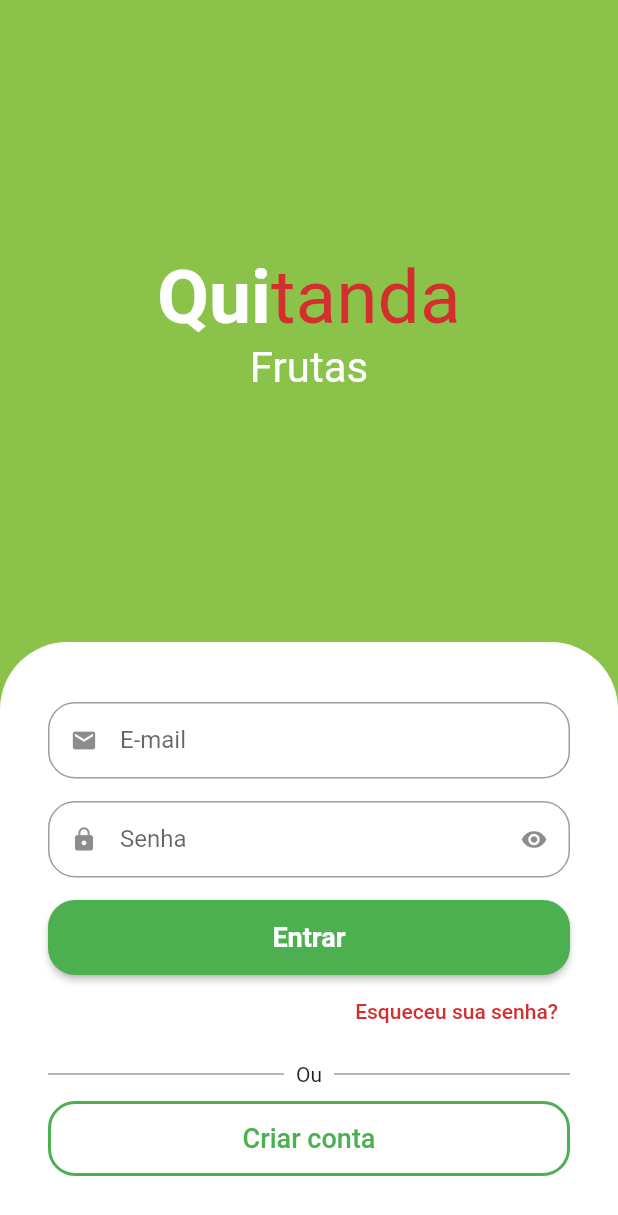
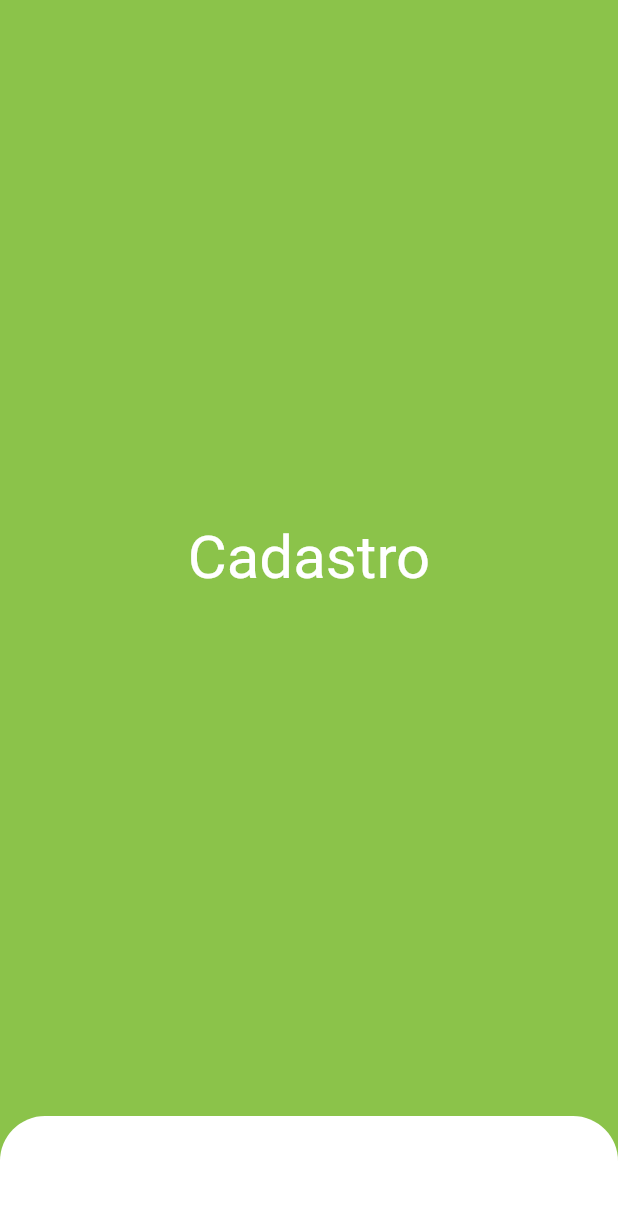
Before and after one commit to oliveiradg/Quitanda, a Flutter app: the screen it shows after launch, after a tap on "Criar conta", on a phone screen of 412 x 824 dp. Shown: the top 1215 px of the screen. Run offline on Flutter 3.47's test engine with Material 2 defaults, Android fonts, the phone set to English and light mode, and no system bars; drawn by our look-alikes of animated_text_kit.

Commit message:
feat: iniciando tela de cadastro

```diff
--- a/lib/src/auth/signin_screen.dart
+++ b/lib/src/auth/signin_screen.dart
@@ -1,6 +1,7 @@
 import 'package:animated_text_kit/animated_text_kit.dart';
 import 'package:flutter/material.dart';
 import 'package:quitanda/src/auth/components/custom_text_field.dart';
+import 'package:quitanda/src/auth/signup_screen.dart';
 import 'package:quitanda/src/config/custom_colors.dart';
 
 class SignInScreen extends StatelessWidget {
@@ -165,7 +166,13 @@ class SignInScreen extends StatelessWidget {
                           borderRadius: BorderRadius.circular(18),
                         ),
                       ),
-                      onPressed: () {},
+                      onPressed: () {
+                        Navigator.of(context).push(
+                          MaterialPageRoute(
+                            builder: (context) => SignUpScreen(),
+                          ),
+                        );
+                      },
                       child: const Text(
                         'Criar conta',
                         style: TextStyle(
--- /dev/null
+++ b/lib/src/auth/signup_screen.dart
@@ -0,0 +1,44 @@
+import 'package:flutter/material.dart';
+import 'package:quitanda/src/config/custom_colors.dart';
+
+class SignUpScreen extends StatelessWidget {
+  const SignUpScreen({Key? key}) : super(key: key);
+
+  @override
+  Widget build(BuildContext context) {
+    return Scaffold(
+      backgroundColor: CustomColors.customSwatchColor,
+      body: Column(
+        children: [
+          const Expanded(
+            child: Center(
+              child: Text(
+                'Cadastro',
+                style: TextStyle(
+                  color: Colors.white,
+                  fontSize: 40,
+                ),
+              ),
+            ),
+          ),
+
+          //Formulário de cadastro
+
+          Container(
+            padding: const EdgeInsets.symmetric(
+              horizontal: 32,
+              vertical: 40,
+            ),
+            decoration: const BoxDecoration(
+              color: Colors.white,
+              borderRadius: BorderRadius.only(
+                topLeft: Radius.circular(30),
+                topRight: Radius.circular(30),
+              ),
+            ),
+          )
+        ],
+      ),
+    );
+  }
+}
```
